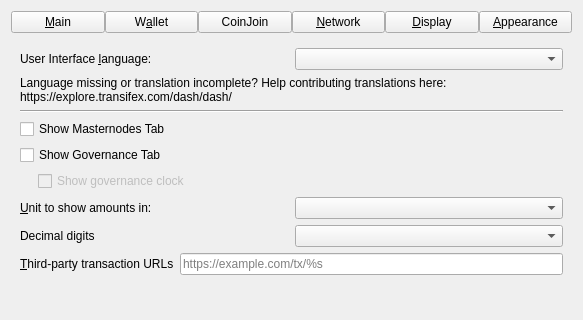
piratecash/piratecash, file src/qt/forms/optionsdialog.ui: the form before one commit; both pictures show x 0 to 583 and y 0 to 320 of the 583 by 460 pixel window.
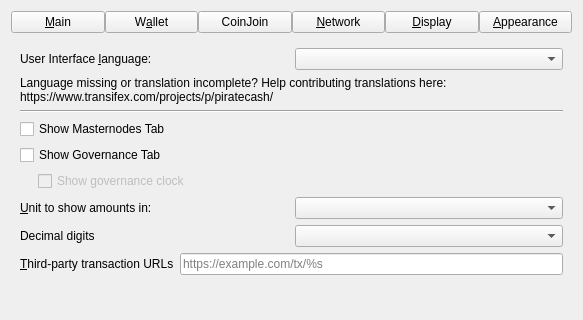
The form after the commit. The open tabs and pages were chosen to show the change. Custom widgets are drawn as their Qt base class.

What changed in the file:
```diff
--- a/src/qt/forms/optionsdialog.ui
+++ b/src/qt/forms/optionsdialog.ui
@@ -1050,7 +1050,7 @@
          </property>
          <property name="text">
           <string>Language missing or translation incomplete? Help contributing translations here:
-https://explore.transifex.com/dash/dash/</string>
+https://www.transifex.com/projects/p/piratecash/</string>
          </property>
          <property name="wordWrap">
           <bool>true</bool>
```
